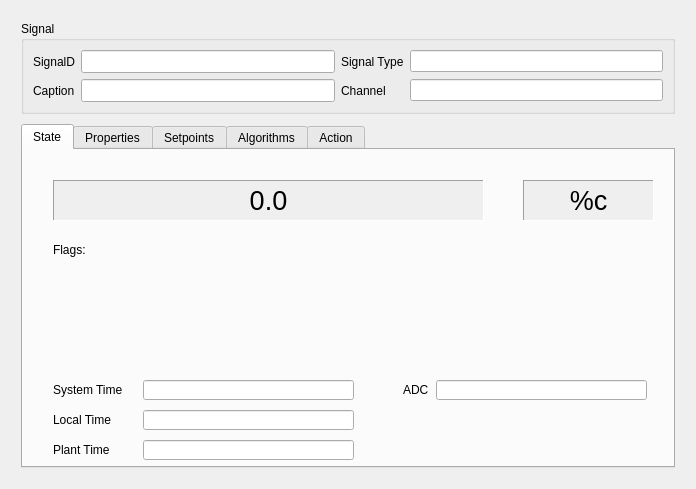
First picture: the form in Monitor/DialogSignalInfo.ui, repository whiteman-kr/u7set, before the edit.
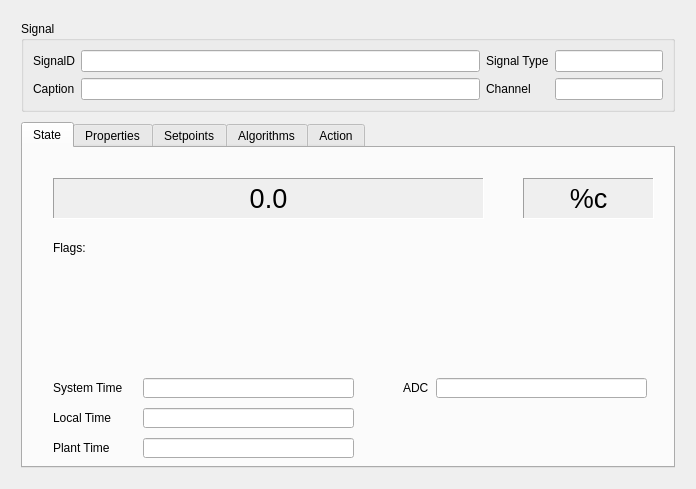
Second picture: the form after the edit.

Commit message: RPCT-768, Monitor: DialogSignalInfo id and caption field size is increased

Diff of the .ui file:
```diff
--- a/Monitor/DialogSignalInfo.ui
+++ b/Monitor/DialogSignalInfo.ui
@@ -59,12 +59,12 @@
        </property>
        <layout class="QGridLayout" name="gridLayout_2">
         <item row="0" column="0">
-         <layout class="QGridLayout" name="gridLayout" rowstretch="0,0" columnstretch="0,0,0,0">
+         <layout class="QGridLayout" name="gridLayout" rowstretch="0,0" columnstretch="0,1,0,0">
           <item row="0" column="1">
            <widget class="QLineEdit" name="editCustomAppID">
             <property name="font">
              <font>
-              <pointsize>10</pointsize>
+              <pointsize>8</pointsize>
               <weight>75</weight>
               <bold>true</bold>
              </font>
@@ -78,7 +78,7 @@
            <widget class="QLineEdit" name="editCaption">
             <property name="font">
              <font>
-              <pointsize>10</pointsize>
+              <pointsize>8</pointsize>
               <weight>75</weight>
               <bold>true</bold>
              </font>
```
